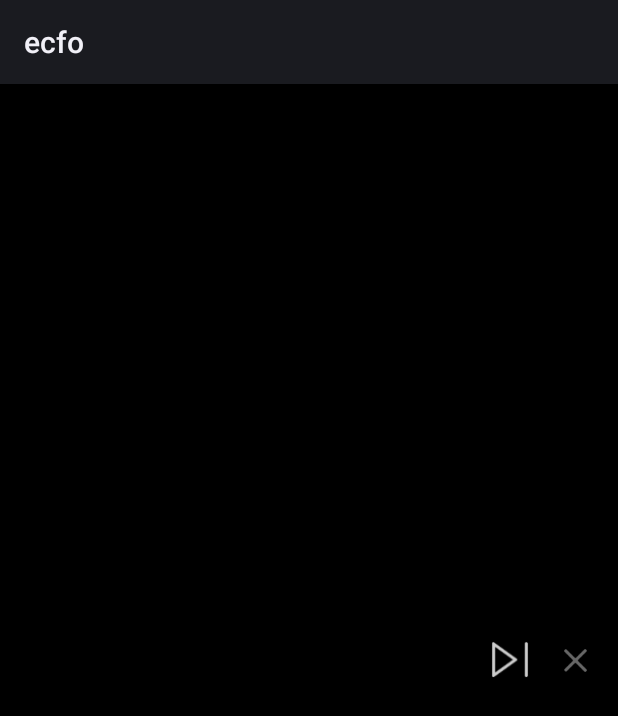
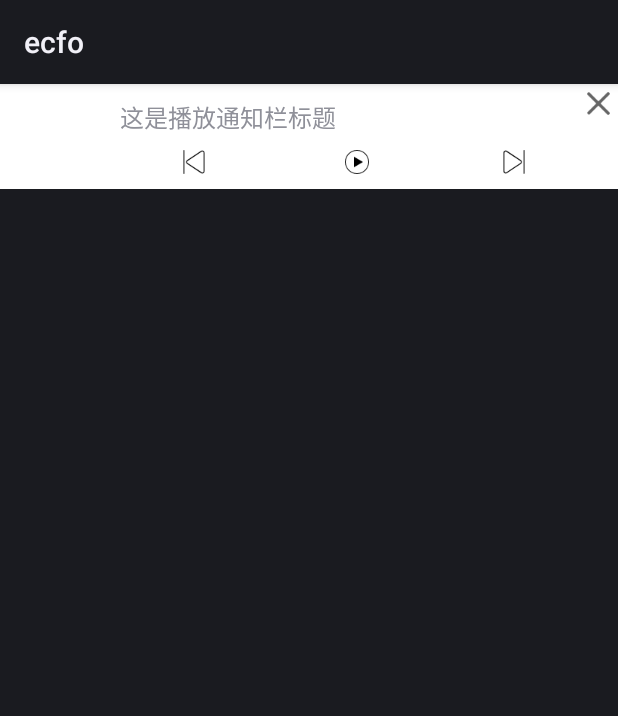
Before and after one commit to xueweipeng/first, an Android app: the layout notification_player.xml on its own in the app's theme, with its tools: preview values and no code run, on a phone screen of 412 x 824 dp. Shown: the top 716 px of the screen. Run offline under Robolectric (Android 15) with nearby library versions, the phone set to English and light mode, and no system bars.

Commit message:
修改播放器相关内容

```diff
--- a/app/src/main/res/layout/notification_player.xml
+++ b/app/src/main/res/layout/notification_player.xml
@@ -1,10 +1,9 @@
 <?xml version="1.0" encoding="utf-8"?>
-<LinearLayout
-    xmlns:android="http://schemas.android.com/apk/res/android"
+<LinearLayout xmlns:android="http://schemas.android.com/apk/res/android"
     android:id="@+id/layout"
     android:layout_width="match_parent"
-    android:layout_height="match_parent"
-    android:background="@color/black"
+    android:layout_height="wrap_content"
+    android:background="@color/white"
     android:orientation="horizontal">
 
     <ImageView
@@ -12,59 +11,63 @@
         android:layout_width="70dp"
         android:layout_height="70dp"
         android:layout_gravity="center"
-        android:scaleType="fitXY"
-        />
+        android:scaleType="fitXY" />
 
-    <LinearLayout
+    <RelativeLayout
         android:layout_width="match_parent"
-        android:layout_height="wrap_content"
-        android:layout_gravity="center"
-        android:layout_marginLeft="10dp"
-        android:layout_weight="1"
-        android:orientation="vertical">
+        android:layout_height="match_parent">
 
         <TextView
             android:id="@+id/tv_title"
             android:layout_width="wrap_content"
             android:layout_height="wrap_content"
+            android:layout_marginLeft="10dp"
+            android:layout_marginTop="10dp"
             android:ellipsize="end"
             android:fadingEdge="horizontal"
             android:fadingEdgeLength="10dp"
             android:singleLine="true"
-            android:textColor="@color/white"
-            android:textSize="16sp"/>
+            android:text="这是播放通知栏标题"
+            android:textSize="16sp" />
 
-        <TextView
-            android:id="@+id/tv_content"
+        <ImageView
+            android:id="@+id/iv_close_play_notification"
             android:layout_width="wrap_content"
             android:layout_height="wrap_content"
-            android:layout_below="@+id/title"
-            android:layout_marginTop="4dp"
-            android:ellipsize="end"
-            android:fadingEdge="horizontal"
-            android:fadingEdgeLength="10dp"
-            android:singleLine="true"
-            android:textColor="@color/white"
-            android:textSize="12sp"/>
-    </LinearLayout>
-
+            android:layout_alignParentRight="true"
+            android:layout_alignParentTop="true"
+            android:layout_margin="5dp"
+            android:src="@mipmap/notification_close" />
 
         <LinearLayout
             android:id="@+id/ll_action"
+            android:layout_width="match_parent"
+            android:layout_height="wrap_content"
+            android:layout_below="@id/tv_title"
+            android:layout_margin="10dp"
+            android:orientation="horizontal">
+
+            <ImageButton
+                android:id="@+id/iv_previous"
                 android:layout_width="wrap_content"
-        android:layout_height="41dp"
-        android:layout_gravity="center"
-        android:layout_marginRight="10dp">
+                android:layout_height="match_parent"
+                android:layout_gravity="center_vertical"
+                android:layout_marginRight="10dp"
+                android:layout_weight="1"
+                android:background="@drawable/press_selector"
+                android:scaleType="centerInside"
+                android:src="@mipmap/notification_previous" />
 
             <ImageButton
                 android:id="@+id/iv_pause"
                 android:layout_width="wrap_content"
                 android:layout_height="match_parent"
                 android:layout_gravity="center_vertical"
-            android:layout_marginRight="10dp"
+                android:layout_marginRight="5dp"
+                android:layout_weight="1"
                 android:background="@drawable/press_selector"
-            android:padding="7dp"
-            android:scaleType="centerInside"/>
+                android:scaleType="centerInside"
+                android:src="@mipmap/notification_play" />
 
             <ImageButton
                 android:id="@+id/iv_next"
@@ -72,22 +75,13 @@
                 android:layout_height="match_parent"
                 android:layout_gravity="center_vertical"
                 android:layout_marginRight="10dp"
+                android:layout_weight="1"
                 android:background="@drawable/press_selector"
-            android:padding="7dp"
                 android:scaleType="centerInside"
-            android:src="@mipmap/note_btn_next"/>
+                android:src="@mipmap/notification_next" />
 
-        <ImageButton
-            android:id="@+id/iv_stop"
-            android:layout_width="wrap_content"
-            android:layout_height="match_parent"
-            android:layout_gravity="center_vertical"
-            android:layout_marginRight="5dp"
-            android:background="@drawable/press_selector"
-            android:padding="5dp"
-            android:scaleType="centerInside"
-            android:src="@mipmap/notification_close"/>
         </LinearLayout>
 
+    </RelativeLayout>
 
 </LinearLayout>
```
Also changed, not shown: app/src/main/AndroidManifest.xml (+13 -2 lines), app/src/main/java/com/ecfo/ecfoApplication.java (+14 -14 lines), app/src/main/java/com/ecfo/play/PlayActivity.java (added, +15 -0 lines), app/src/main/java/com/ecfo/play/PlayNotification.java (+38 -37 lines), app/src/main/java/com/ecfo/play/PlayNotificationReceiver.java (+10 -0 lines), app/src/main/java/com/ecfo/play/PlayService.java (+8 -0 lines), app/src/main/res/layout/activity_play.xml (added, +9 -0 lines), app/src/main/res/drawable-hdpi/notification_close.png (added), app/src/main/res/drawable-mdpi/notification_close.png (added), app/src/main/res/drawable-xhdpi/notification_close.png (added), app/src/main/res/drawable-xxhdpi/notification_close.png (added), app/src/main/res/mipmap-xhdpi/note_btn_next.png (deleted), app/src/main/res/mipmap-xhdpi/note_btn_pause.png (deleted), app/src/main/res/mipmap-xhdpi/note_btn_play.png (deleted), 4 more files. Lines whose indentation alone changed are shown as unchanged.
